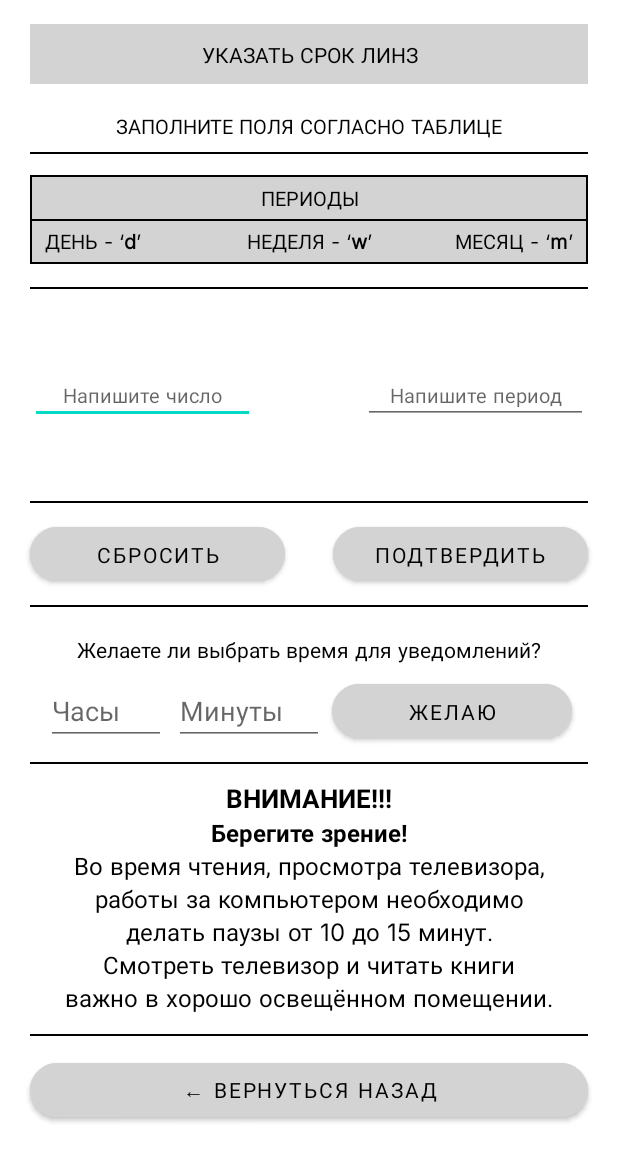
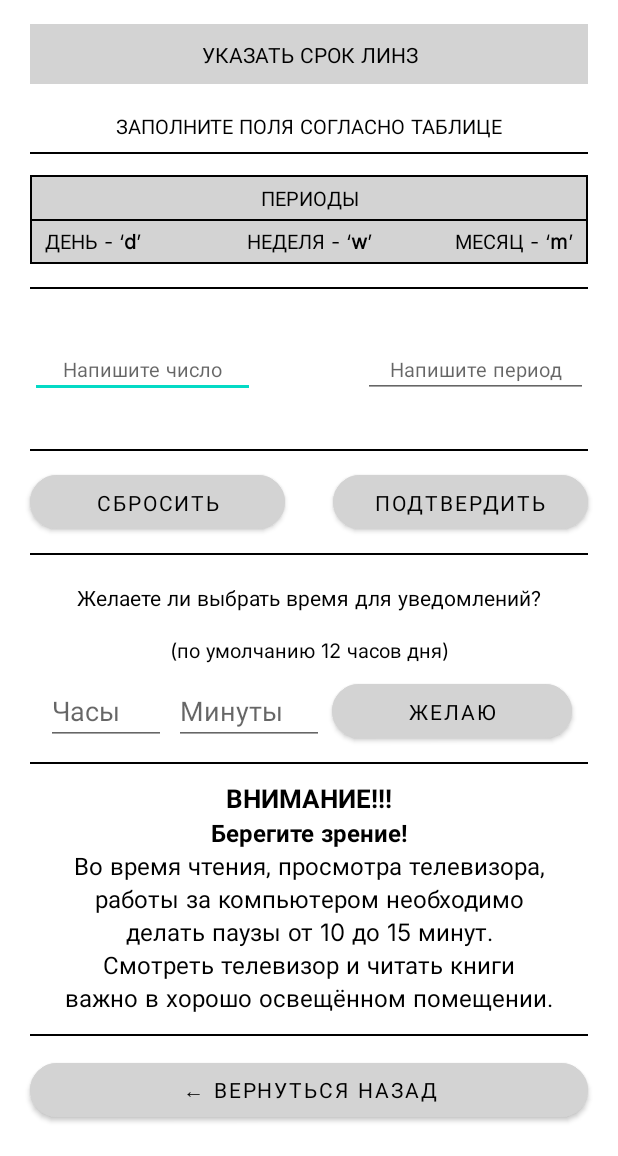
Before and after one commit to Kirillmukh/EYE-LENS, an Android app: the Change_timeline screen opened directly, with no data from a screen before it, after a tap on "ЖЕЛАЮ", on a phone screen of 412 x 824 dp, the part 80-1236 px from its top. Run offline under Robolectric (Android 15) with nearby library versions, the phone set to English and light mode, and no system bars.

Commit message:
commit 1

```diff
--- a/app/src/main/java/com/example/eyelens/Change_timeline.java
+++ b/app/src/main/java/com/example/eyelens/Change_timeline.java
@@ -16,6 +16,7 @@ import android.os.Bundle;
 import android.view.View;
 import android.widget.Button;
 import android.widget.EditText;
+import android.widget.TextView;
 import android.widget.Toast;
 
 import java.util.Calendar;
@@ -31,6 +32,7 @@ public class Change_timeline extends AppCompatActivity {
     AlarmManager alarmManager;
     PendingIntent pendingIntent;
     int valHour, valMinute;
+    TextView tv;
 
     @Override
     protected void onCreate(Bundle savedInstanceState) {
@@ -48,6 +50,8 @@ public class Change_timeline extends AppCompatActivity {
         reset = findViewById(R.id.page4_resetbutton);
         choose = findViewById(R.id.page4_chooseBtn);
 
+        tv = findViewById(R.id.umolch);
+
         dbHelperPeriod = new DBHelperPeriod(this);
         SQLiteDatabase database = dbHelperPeriod.getWritableDatabase();
 
@@ -62,6 +66,7 @@ public class Change_timeline extends AppCompatActivity {
             valMinute = cursor.getInt(indexMin);
             ethours.setText(String.valueOf(valHour));
             etminutes.setText(String.valueOf(valMinute));
+            tv.setText("Нынешнее время: ");
         }
         else {
             valHour = 12;
@@ -102,9 +107,10 @@ public class Change_timeline extends AppCompatActivity {
         });
 
         choose.setOnClickListener(v -> {
-            if (ethours.getText().length() == 0 || etminutes.getText().length() == 0) Toast.makeText(this, "Укажите слева от кнопки время, когда должно приходить уведомление", Toast.LENGTH_LONG).show();
-            else if (Integer.parseInt(ethours.getText().toString()) > 24) Toast.makeText(this, "Введите корректное кол-во часов в промежутке от 0 до 24 часов", Toast.LENGTH_LONG).show();
-            else if (Integer.parseInt(etminutes.getText().toString()) > 59) Toast.makeText(this, "Введите корректное кол-во часов в промежутке от 0 до 59 часов", Toast.LENGTH_LONG).show();
+            if (isNotTime()) Toast.makeText(this, "Укажите корректное время слева от кнопки, когда должно приходить уведомление", Toast.LENGTH_LONG).show();
+            else if(isNotHour() || isNotMinute()) Toast.makeText(this, "Укажите корректное время слева от кнопки, когда должно приходить уведомление", Toast.LENGTH_LONG).show();
+            else if (isNotHour()) Toast.makeText(this, "Введите корректное кол-во часов в промежутке от 0 до 24 часов", Toast.LENGTH_LONG).show();
+            else if (isNotMinute()) Toast.makeText(this, "Введите корректное кол-во минут в промежутке от 0 до 59 часов", Toast.LENGTH_LONG).show();
             else {
                 int h = Integer.parseInt(ethours.getText().toString());
                 int m = Integer.parseInt(etminutes.getText().toString());
@@ -113,9 +119,22 @@ public class Change_timeline extends AppCompatActivity {
                 contentValues.put(DBHelperUnique.NOTIFY_MINUTES, m);
                 databaseUniq.delete(DBHelperUnique.TABLE_UNIQUE, null, null);
                 databaseUniq.insert(DBHelperUnique.TABLE_UNIQUE, null, contentValues);
+                tv.setText("Нынешнее время: ");
                 Toast.makeText(this, "Сохранено", Toast.LENGTH_SHORT).show();
             }
         });
+    }
+
+    public boolean isNotTime() {
+        return ethours.getText().length() == 0 || etminutes.getText().length() == 0;
+    }
+
+    public boolean isNotHour() {
+        return Integer.parseInt(ethours.getText().toString()) > 24;
+    }
+
+    public boolean isNotMinute() {
+        return Integer.parseInt(etminutes.getText().toString()) > 59;
     }
 
     public boolean isNotPeriod(String period) {
@@ -139,7 +158,7 @@ public class Change_timeline extends AppCompatActivity {
                 calendar.add(Calendar.WEEK_OF_MONTH, num);
                 break;
             case "m":
-                calendar.add(Calendar.MONTH, num);
+                calendar.add(Calendar.DAY_OF_MONTH, 30 * num);
                 break;
 
         }
--- a/app/src/main/java/com/example/eyelens/DBHelperPeriod.java
+++ b/app/src/main/java/com/example/eyelens/DBHelperPeriod.java
@@ -1,9 +1,6 @@
 package com.example.eyelens;
 
-import android.content.ContentValues;
 import android.content.Context;
-import android.database.Cursor;
-import android.database.CursorWrapper;
 import android.database.sqlite.SQLiteDatabase;
 import android.database.sqlite.SQLiteOpenHelper;
 
--- a/app/src/main/java/com/example/eyelens/MainActivity.java
+++ b/app/src/main/java/com/example/eyelens/MainActivity.java
@@ -45,6 +45,7 @@ public class MainActivity extends AppCompatActivity {
 
         pb = findViewById(R.id.pb);
         pb.setMax(100);
+        pb.setProgress(0);
 
         howToUse.setOnClickListener(v -> {
             Intent intent = new Intent(this, Videos.class);
@@ -101,7 +102,7 @@ public class MainActivity extends AppCompatActivity {
             public void run() {
                 pb.setProgress(i);
                 i += 1;
-                if (i >= progress)
+                if (i > progress)
                     t.cancel();
             }
         };
@@ -149,5 +150,6 @@ public class MainActivity extends AppCompatActivity {
     protected void onDestroy() {
         super.onDestroy();
         dbHelperPeriod.close();
+        pb.setProgress(0);
     }
 }
--- a/app/src/main/res/layout/activity_change_timeline.xml
+++ b/app/src/main/res/layout/activity_change_timeline.xml
@@ -300,7 +300,7 @@
         android:id="@+id/page4_choose_time"
         android:layout_width="match_parent"
         android:layout_height="35dp"
-        android:layout_above="@id/llh"
+        android:layout_above="@id/umolch"
         android:layout_marginHorizontal="20dp"
         android:layout_marginTop="10dp"
 
@@ -311,6 +311,22 @@
         android:textAlignment="center"
         android:textColor="@color/black"
         android:textSize="14sp"
+        android:textStyle="normal" />
+
+    <TextView
+        android:id="@+id/umolch"
+        android:layout_width="match_parent"
+        android:layout_height="wrap_content"
+        android:layout_above="@id/llh"
+        android:layout_marginHorizontal="20dp"
+
+        android:background="@color/white"
+        android:fontFamily="@font/inter"
+        android:paddingVertical="8dp"
+        android:text="@string/hint_2"
+        android:textAlignment="center"
+        android:textColor="@color/black"
+        android:textSize="13sp"
         android:textStyle="normal" />
 
     <LinearLayout
--- a/app/src/main/res/layout/activity_how_to_use.xml
+++ b/app/src/main/res/layout/activity_how_to_use.xml
@@ -104,7 +104,7 @@
         android:background="@color/white"
         android:textColor="@color/black"
         android:textStyle="normal"
-        android:textSize="13.5sp"
+        android:textSize="15sp"
         android:textAlignment="center"
         android:fontFamily="@font/inter"/>
 
@@ -123,7 +123,7 @@
         android:background="@color/white"
         android:textColor="@color/black"
         android:textStyle="normal"
-        android:textSize="13.5sp"
+        android:textSize="15sp"
         android:textAlignment="center"
         android:fontFamily="@font/inter"/>
 
--- a/app/src/main/res/values/strings.xml
+++ b/app/src/main/res/values/strings.xml
@@ -76,6 +76,6 @@
     <string name="hint_1">X часов</string>
     <string name="hours">Часы</string>
     <string name="minutes">Минуты</string>
-    <string name="hint_2">по умолчанию 12АМ</string>
+    <string name="hint_2">(по умолчанию 12 часов дня)</string>
 
 </resources>
```
